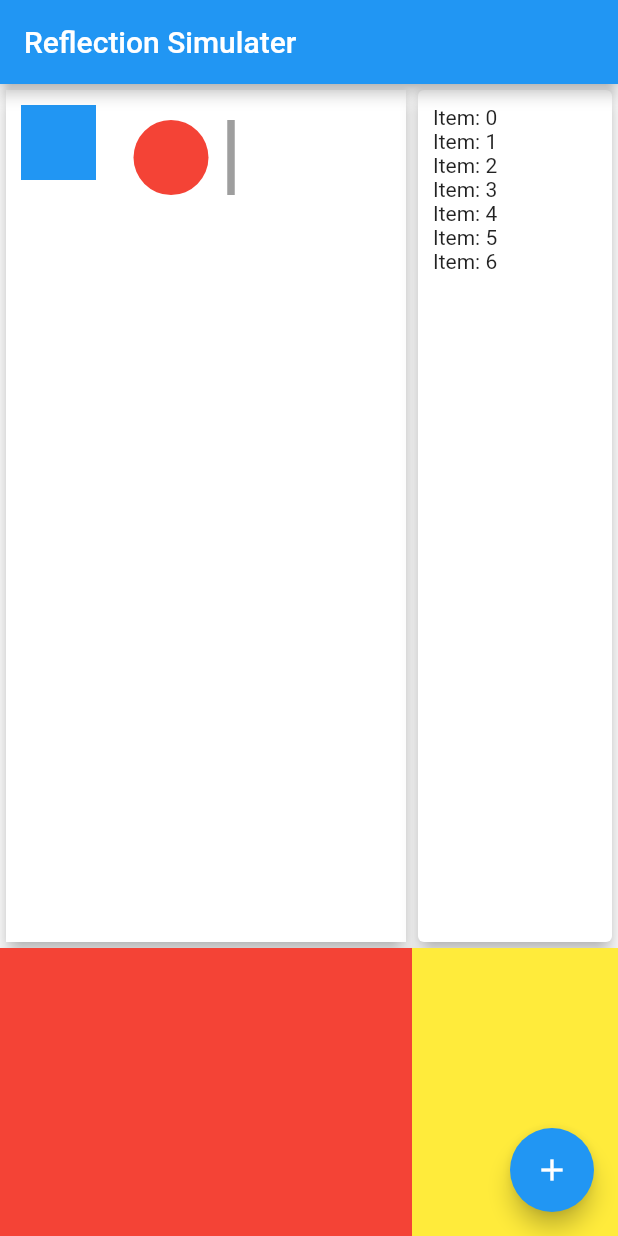
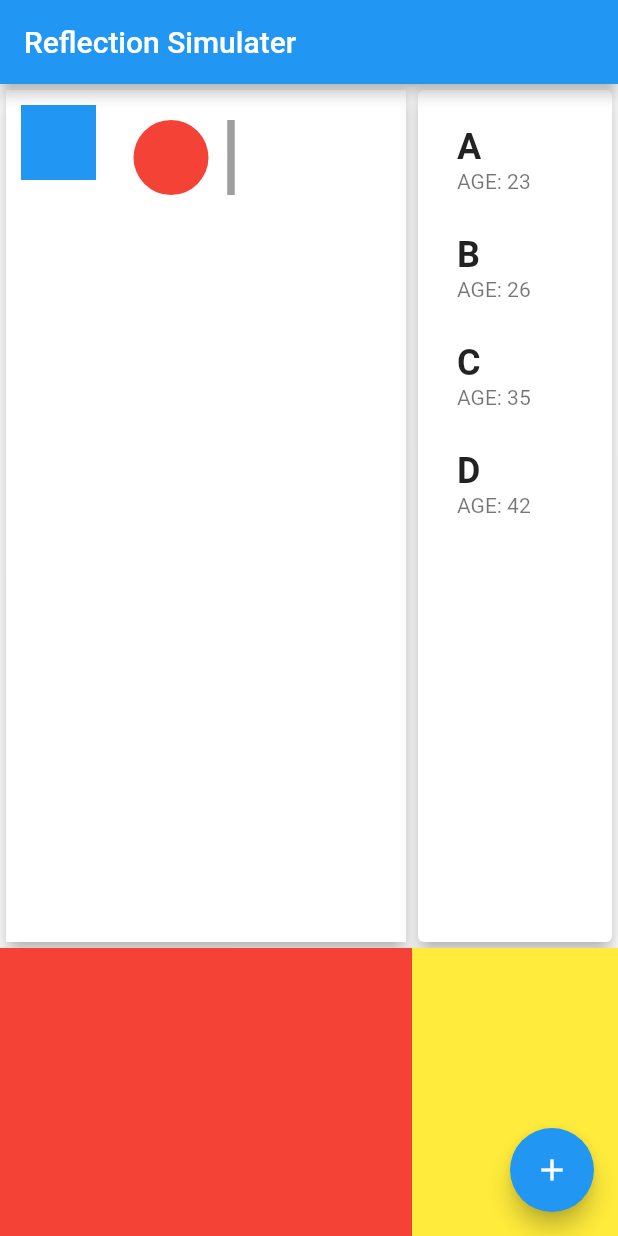
Before and after one commit to Aosanori/reflection_simulator, a Flutter app: the screen it shows after launch, on a phone screen of 412 x 824 dp. Run offline on Flutter 3.47's test engine with Material 2 defaults, Android fonts, the phone set to English and light mode, and no system bars; our stand-ins replace hooks_riverpod.

Commit message:
ダイアグラムの改良

```diff
--- /dev/null
+++ b/lib/optics_diagram/diagram_item.dart
@@ -0,0 +1,42 @@
+import 'package:flutter/material.dart';
+import 'package:hooks_riverpod/hooks_riverpod.dart';
+
+import 'optics_diagram_viewModel.dart';
+
+class DiagramItem extends HookConsumerWidget {
+  const DiagramItem({
+    required this.index,
+    required this.onDelete,
+    required this.data,
+    Key? key,
+  }) : super(key: key);
+  final int index;
+  final void Function() onDelete;
+  final MyData data;
+
+  @override
+  Widget build(BuildContext context, WidgetRef ref) => Dismissible(
+        key: Key(data.id), // 項目が特定できるよう固有の文字列をキーとする
+        background: Container(color: Colors.red), // スワイプしているアイテムの背景色
+        onDismissed: (direction) {
+          // 削除時の処理
+          onDelete();
+        },
+        // 各項目のレイアウト
+        child: ListTile(
+          tileColor: Theme.of(context).cardColor,
+          title: Text(
+            data.name,
+            style: const TextStyle(
+              fontWeight: FontWeight.bold,
+              fontSize: 24,
+              height: 1.2,
+            ),
+          ),
+          subtitle: Text('AGE: ${data.age}'),
+          onTap: () {
+            print(data.name);
+          },
+        ),
+      );
+}
--- a/lib/optics_diagram/diagramm_item.dart
+++ /dev/null
@@ -1,25 +0,0 @@
-import 'package:flutter/material.dart';
-import 'package:hooks_riverpod/hooks_riverpod.dart';
-
-class DiagramItem extends HookConsumerWidget {
-  DiagramItem({
-    required this.index,
-    required this.child,
-    required this.onDelete,
-    Key? key,
-  }) : super(key: key);
-  int index;
-  final Widget child;
-  final void Function(int) onDelete;
-
-  @override
-  Widget build(BuildContext context, WidgetRef ref) => Dismissible(
-        background:
-            Container(color: Colors.red, child: const Icon(Icons.delete)),
-        key: ValueKey<int>(index),
-        onDismissed: (direction) {
-          onDelete(index);
-        },
-        child: child,
-      );
-}
--- a/lib/optics_diagram/optics_diagram.dart
+++ b/lib/optics_diagram/optics_diagram.dart
@@ -1,6 +1,6 @@
-import 'package:drag_and_drop_lists/drag_and_drop_lists.dart';
 import 'package:flutter/material.dart';
 import 'package:hooks_riverpod/hooks_riverpod.dart';
+import 'diagram_item.dart';
 
 import 'optics_diagram_viewModel.dart';
 
@@ -11,13 +11,24 @@ class OpticsDiagram extends HookConsumerWidget {
   Widget build(BuildContext context, WidgetRef ref) {
     final opticsDiagramViewModel = ref.watch(opticsDiagramViewModelProvider);
     final contents = opticsDiagramViewModel.contents;
-    return ReorderableListView.builder(
-      itemCount: contents.length,
+    return ReorderableListView(
       onReorder: opticsDiagramViewModel.dragAndDrop,
-      itemBuilder: (context, index) {
-        final content = contents[index]..index = index;
-        return content;
-      },
+      padding: const EdgeInsets.only(top: 4),
+      children: contents
+          .asMap()
+          .map(
+            (i, item) => MapEntry(
+              i,
+              DiagramItem(
+                data: item,
+                index: i,
+                onDelete: () => opticsDiagramViewModel.removeContent(i),
+                key: Key(item.id),
+              ),
+            ),
+          )
+          .values
+          .toList(),
     );
   }
 }
```
Also changed, not shown: lib/optics_diagram/optics_diagram_viewModel.dart (+32 -19 lines).
